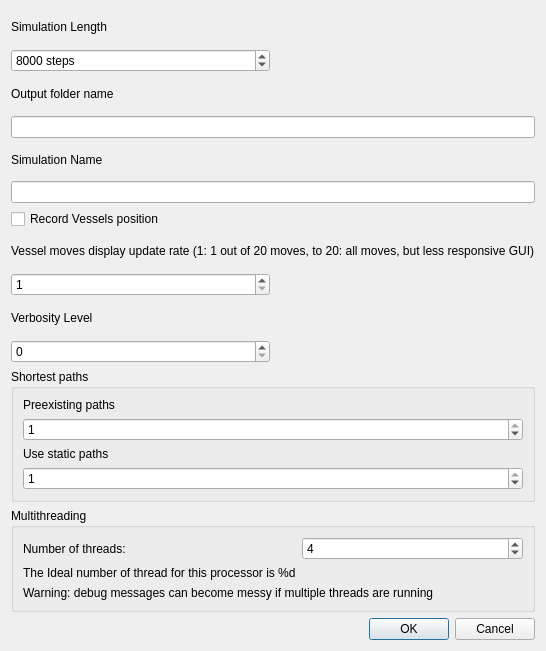
First picture: the form in qtgui/simulationsetupdialog.ui, repository frabas/DISPLACE_GUI, before the edit.
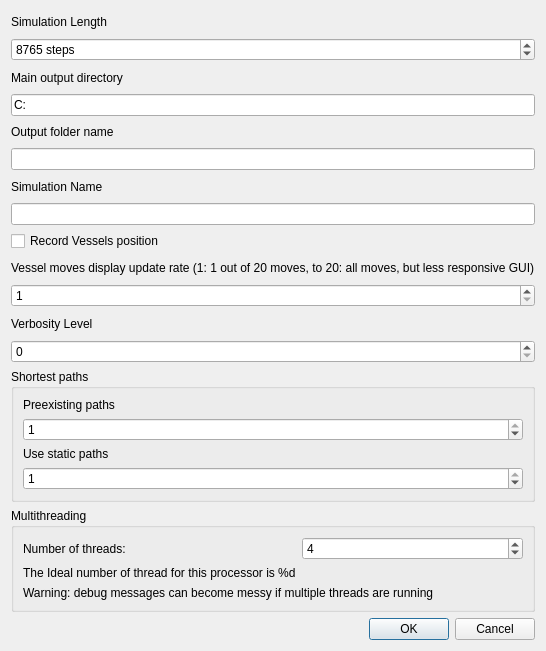
Second picture: the form after the edit.

What changed in the file:
```diff
--- a/qtgui/simulationsetupdialog.ui
+++ b/qtgui/simulationsetupdialog.ui
@@ -14,23 +14,6 @@
    <string>Simulation Setup</string>
   </property>
   <layout class="QGridLayout" name="gridLayout">
-   <item row="6" column="0" colspan="2">
-    <widget class="QCheckBox" name="optMoveVessels">
-     <property name="text">
-      <string>Record Vessels position</string>
-     </property>
-    </widget>
-   </item>
-   <item row="7" column="0" colspan="2">
-    <widget class="QLabel" name="label_8">
-     <property name="text">
-      <string>Vessel moves display update rate (1: 1 out of 20 moves, to 20: all moves, but less responsive GUI)</string>
-     </property>
-    </widget>
-   </item>
-   <item row="5" column="0" colspan="2">
-    <widget class="QLineEdit" name="simName"/>
-   </item>
    <item row="0" column="0">
     <widget class="QLabel" name="label">
      <property name="text">
@@ -38,53 +21,6 @@
      </property>
     </widget>
    </item>
-   <item row="9" column="0">
-    <widget class="QLabel" name="label_5">
-     <property name="text">
-      <string>Verbosity Level</string>
-     </property>
-    </widget>
-   </item>
-   <item row="3" column="0" colspan="2">
-    <widget class="QLineEdit" name="outName"/>
-   </item>
-   <item row="14" column="0" colspan="2">
-    <widget class="QDialogButtonBox" name="buttonBox">
-     <property name="orientation">
-      <enum>Qt::Horizontal</enum>
-     </property>
-     <property name="standardButtons">
-      <set>QDialogButtonBox::Cancel|QDialogButtonBox::Ok</set>
-     </property>
-    </widget>
-   </item>
-   <item row="8" column="0">
-    <widget class="QSpinBox" name="vesselMoveDisplayUpdateRate">
-     <property name="minimum">
-      <number>1</number>
-     </property>
-     <property name="maximum">
-      <number>20</number>
-     </property>
-     <property name="value">
-      <number>1</number>
-     </property>
-    </widget>
-   </item>
-   <item row="4" column="0">
-    <widget class="QLabel" name="label_3">
-     <property name="text">
-      <string>Simulation Name</string>
-     </property>
-    </widget>
-   </item>
-   <item row="2" column="0">
-    <widget class="QLabel" name="label_2">
-     <property name="text">
-      <string>Output folder name</string>
-     </property>
-    </widget>
-   </item>
    <item row="1" column="0">
     <widget class="QSpinBox" name="simSteps">
      <property name="suffix">
@@ -97,11 +33,137 @@
       <number>100000</number>
      </property>
      <property name="value">
-      <number>8000</number>
+      <number>8765</number>
      </property>
     </widget>
    </item>
-   <item row="13" column="0" colspan="2">
+   <item row="2" column="0">
+    <widget class="QLabel" name="label_9">
+     <property name="text">
+      <string>Main output directory</string>
+     </property>
+    </widget>
+   </item>
+   <item row="3" column="0">
+    <widget class="QLineEdit" name="outDir">
+     <property name="text">
+      <string>C:</string>
+     </property>
+    </widget>
+   </item>
+   <item row="4" column="0">
+    <widget class="QLabel" name="label_2">
+     <property name="text">
+      <string>Output folder name</string>
+     </property>
+    </widget>
+   </item>
+   <item row="5" column="0">
+    <widget class="QLineEdit" name="outName"/>
+   </item>
+   <item row="6" column="0">
+    <widget class="QLabel" name="label_3">
+     <property name="text">
+      <string>Simulation Name</string>
+     </property>
+    </widget>
+   </item>
+   <item row="7" column="0">
+    <widget class="QLineEdit" name="simName"/>
+   </item>
+   <item row="8" column="0">
+    <widget class="QCheckBox" name="optMoveVessels">
+     <property name="text">
+      <string>Record Vessels position</string>
+     </property>
+    </widget>
+   </item>
+   <item row="9" column="0">
+    <widget class="QLabel" name="label_8">
+     <property name="text">
+      <string>Vessel moves display update rate (1: 1 out of 20 moves, to 20: all moves, but less responsive GUI)</string>
+     </property>
+    </widget>
+   </item>
+   <item row="10" column="0">
+    <widget class="QSpinBox" name="vesselMoveDisplayUpdateRate">
+     <property name="minimum">
+      <number>1</number>
+     </property>
+     <property name="maximum">
+      <number>20</number>
+     </property>
+     <property name="value">
+      <number>1</number>
+     </property>
+    </widget>
+   </item>
+   <item row="11" column="0">
+    <widget class="QLabel" name="label_5">
+     <property name="text">
+      <string>Verbosity Level</string>
+     </property>
+    </widget>
+   </item>
+   <item row="12" column="0">
+    <widget class="QSpinBox" name="verbosity"/>
+   </item>
+   <item row="13" column="0">
+    <widget class="QGroupBox" name="groupBox_2">
+     <property name="title">
+      <string>Shortest paths</string>
+     </property>
+     <layout class="QGridLayout" name="gridLayout_3">
+      <item row="1" column="0">
+       <widget class="QSpinBox" name="preexistingPathsShop">
+        <property name="suffix">
+         <string/>
+        </property>
+        <property name="minimum">
+         <number>0</number>
+        </property>
+        <property name="maximum">
+         <number>1</number>
+        </property>
+        <property name="value">
+         <number>1</number>
+        </property>
+       </widget>
+      </item>
+      <item row="0" column="0">
+       <widget class="QLabel" name="label_7">
+        <property name="text">
+         <string>Preexisting paths</string>
+        </property>
+       </widget>
+      </item>
+      <item row="3" column="0">
+       <widget class="QSpinBox" name="useStaticPaths">
+        <property name="suffix">
+         <string/>
+        </property>
+        <property name="minimum">
+         <number>0</number>
+        </property>
+        <property name="maximum">
+         <number>1</number>
+        </property>
+        <property name="value">
+         <number>1</number>
+        </property>
+       </widget>
+      </item>
+      <item row="2" column="0">
+       <widget class="QLabel" name="label_6">
+        <property name="text">
+         <string>Use static paths</string>
+        </property>
+       </widget>
+      </item>
+     </layout>
+    </widget>
+   </item>
+   <item row="14" column="0">
     <widget class="QGroupBox" name="groupBox">
      <property name="title">
       <string>Multithreading</string>
@@ -153,62 +215,14 @@
      </layout>
     </widget>
    </item>
-   <item row="10" column="0">
-    <widget class="QSpinBox" name="verbosity"/>
-   </item>
-   <item row="12" column="0" colspan="2">
-    <widget class="QGroupBox" name="groupBox_2">
-     <property name="title">
-      <string>Shortest paths</string>
+   <item row="15" column="0">
+    <widget class="QDialogButtonBox" name="buttonBox">
+     <property name="orientation">
+      <enum>Qt::Horizontal</enum>
      </property>
-     <layout class="QGridLayout" name="gridLayout_3">
-      <item row="1" column="0">
-       <widget class="QSpinBox" name="preexistingPathsShop">
-        <property name="suffix">
-         <string/>
-        </property>
-        <property name="minimum">
-         <number>0</number>
-        </property>
-        <property name="maximum">
-         <number>1</number>
-        </property>
-        <property name="value">
-         <number>1</number>
-        </property>
-       </widget>
-      </item>
-      <item row="0" column="0">
-       <widget class="QLabel" name="label_7">
-        <property name="text">
-         <string>Preexisting paths</string>
-        </property>
-       </widget>
-      </item>
-      <item row="3" column="0">
-       <widget class="QSpinBox" name="useStaticPaths">
-        <property name="suffix">
-         <string/>
-        </property>
-        <property name="minimum">
-         <number>0</number>
-        </property>
-        <property name="maximum">
-         <number>1</number>
-        </property>
-        <property name="value">
-         <number>1</number>
-        </property>
-       </widget>
-      </item>
-      <item row="2" column="0">
-       <widget class="QLabel" name="label_6">
-        <property name="text">
-         <string>Use static paths</string>
-        </property>
-       </widget>
-      </item>
-     </layout>
+     <property name="standardButtons">
+      <set>QDialogButtonBox::Cancel|QDialogButtonBox::Ok</set>
+     </property>
     </widget>
    </item>
   </layout>
```
